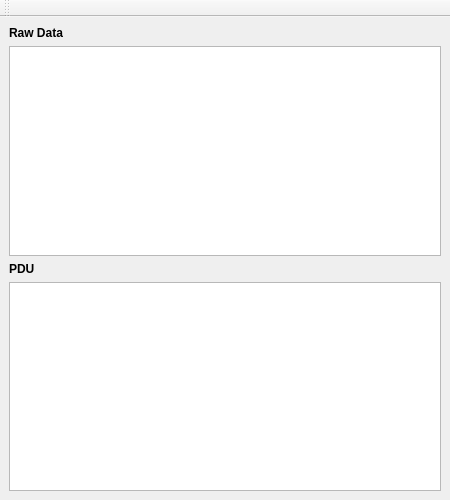
Before: the Qt Designer form ui/busmonitor.ui in KunYi/pymodslave, drawn with Qt 5.
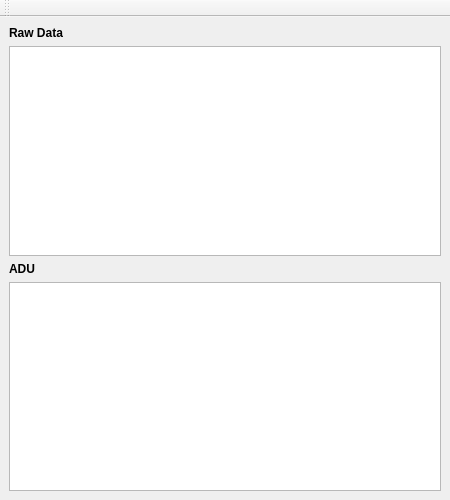
After: the same form once the commit is applied. Icons and pictures are not drawn.

Patch:
```diff
--- a/ui/busmonitor.ui
+++ b/ui/busmonitor.ui
@@ -101,7 +101,7 @@
        </font>
       </property>
       <property name="text">
-       <string>PDU</string>
+       <string>ADU</string>
       </property>
      </widget>
     </item>
```
